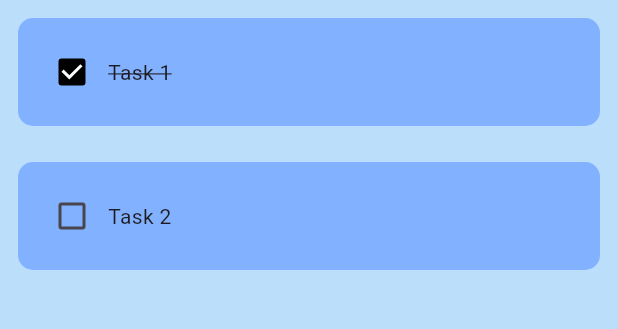
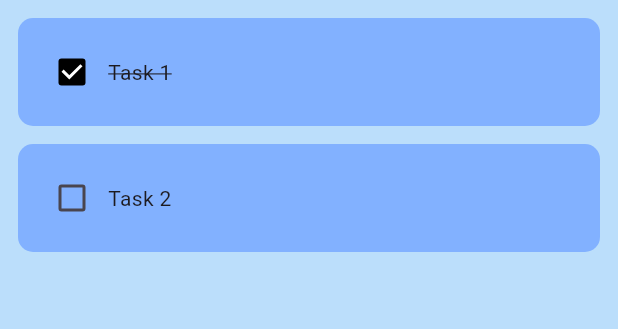
Before and after one commit to tim-pipi/todo_app, a Flutter app: the screen it shows after launch, on a phone screen of 412 x 824 dp, the part 84-413 px from its top. Run offline on Flutter 3.47's test engine with Material 3 defaults, Android fonts, the phone set to English and light mode, and no system bars.

Commit message:
Update padding in TodoTile widget

```diff
--- a/lib/widgets/todo_tile.dart
+++ b/lib/widgets/todo_tile.dart
@@ -15,7 +15,11 @@ class TodoTile extends StatelessWidget {
   @override
   Widget build (BuildContext context) {
     return Padding(
-      padding: const EdgeInsets.all(12.0),
+      padding: const EdgeInsets.only(
+        top: 12.0,
+        left: 12.0,
+        right: 12.0,
+      ),
       child: Container(
         padding: const EdgeInsets.all(12.0),
         decoration: BoxDecoration(
```
